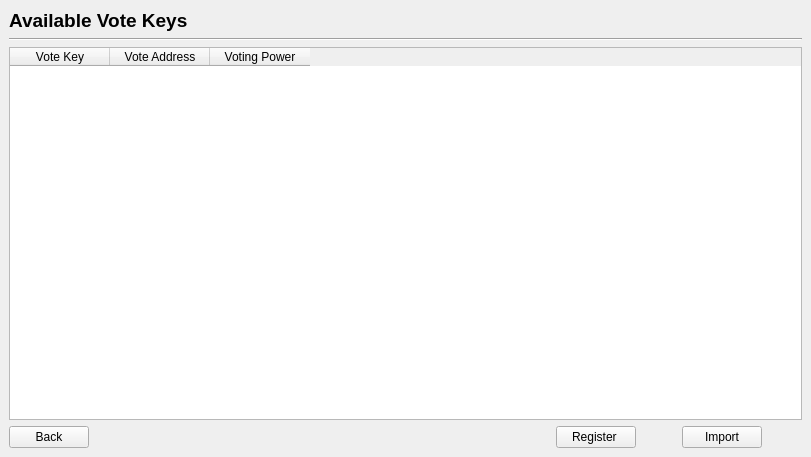
Above: src/qt/forms/smartvoting.ui from SmartCash/Core-Smart before the change. Below: the same form after it.
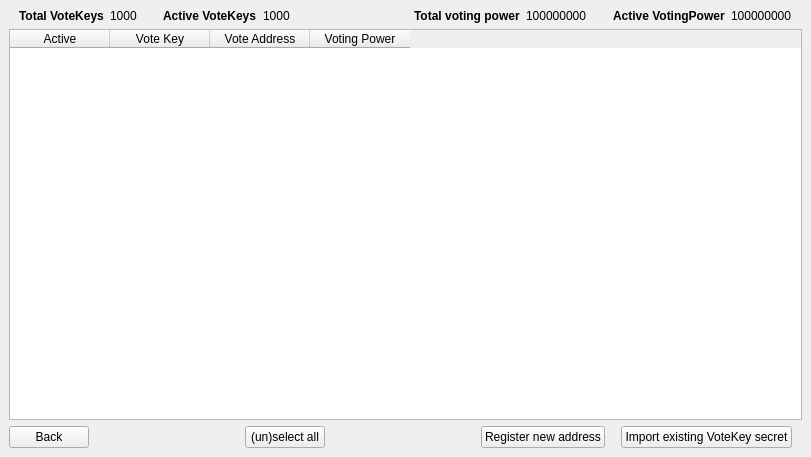
That is the form after the change. The open tabs and pages were chosen to show the change.

Commit message: ui: Finalized VoteKey management + some tweaks on the genral voting page

The edit to the form file:
```diff
--- a/src/qt/forms/smartvoting.ui
+++ b/src/qt/forms/smartvoting.ui
@@ -365,28 +365,251 @@
      <widget class="QWidget" name="voteKeysPage">
       <layout class="QVBoxLayout" name="verticalLayout_4">
        <item>
-        <widget class="QLabel" name="label_2">
-         <property name="font">
-          <font>
-           <pointsize>14</pointsize>
-           <weight>75</weight>
-           <bold>true</bold>
-          </font>
+        <widget class="QWidget" name="widget" native="true">
+         <property name="sizePolicy">
+          <sizepolicy hsizetype="Preferred" vsizetype="Minimum">
+           <horstretch>0</horstretch>
+           <verstretch>0</verstretch>
+          </sizepolicy>
          </property>
-         <property name="text">
-          <string>Available Vote Keys</string>
+         <property name="minimumSize">
+          <size>
+           <width>0</width>
+           <height>0</height>
+          </size>
          </property>
-        </widget>
-       </item>
-       <item>
-        <widget class="Line" name="line_2">
-         <property name="orientation">
-          <enum>Qt::Horizontal</enum>
-         </property>
+         <layout class="QVBoxLayout" name="verticalLayout_9">
+          <property name="leftMargin">
+           <number>0</number>
+          </property>
+          <property name="topMargin">
+           <number>0</number>
+          </property>
+          <property name="rightMargin">
+           <number>0</number>
+          </property>
+          <property name="bottomMargin">
+           <number>0</number>
+          </property>
+          <item>
+           <layout class="QHBoxLayout" name="horizontalLayout_8">
+            <item>
+             <spacer name="horizontalSpacer_16">
+              <property name="orientation">
+               <enum>Qt::Horizontal</enum>
+              </property>
+              <property name="sizeType">
+               <enum>QSizePolicy::Maximum</enum>
+              </property>
+              <property name="sizeHint" stdset="0">
+               <size>
+                <width>10</width>
+                <height>10</height>
+               </size>
+              </property>
+             </spacer>
+            </item>
+            <item>
+             <widget class="QLabel" name="label">
+              <property name="sizePolicy">
+               <sizepolicy hsizetype="Preferred" vsizetype="Maximum">
+                <horstretch>0</horstretch>
+                <verstretch>0</verstretch>
+               </sizepolicy>
+              </property>
+              <property name="font">
+               <font>
+                <weight>75</weight>
+                <bold>true</bold>
+               </font>
+              </property>
+              <property name="text">
+               <string>Total VoteKeys</string>
+              </property>
+             </widget>
+            </item>
+            <item>
+             <widget class="QLabel" name="labelVoteKeyCount">
+              <property name="sizePolicy">
+               <sizepolicy hsizetype="Preferred" vsizetype="Maximum">
+                <horstretch>0</horstretch>
+                <verstretch>0</verstretch>
+               </sizepolicy>
+              </property>
+              <property name="text">
+               <string>1000</string>
+              </property>
+             </widget>
+            </item>
+            <item>
+             <spacer name="horizontalSpacer_7">
+              <property name="orientation">
+               <enum>Qt::Horizontal</enum>
+              </property>
+              <property name="sizeType">
+               <enum>QSizePolicy::Maximum</enum>
+              </property>
+              <property name="sizeHint" stdset="0">
+               <size>
+                <width>20</width>
+                <height>10</height>
+               </size>
+              </property>
+             </spacer>
+            </item>
+            <item>
+             <widget class="QLabel" name="label_5">
+              <property name="sizePolicy">
+               <sizepolicy hsizetype="Preferred" vsizetype="Maximum">
+                <horstretch>0</horstretch>
+                <verstretch>0</verstretch>
+               </sizepolicy>
+              </property>
+              <property name="font">
+               <font>
+                <weight>75</weight>
+                <bold>true</bold>
+               </font>
+              </property>
+              <property name="text">
+               <string>Active VoteKeys</string>
+              </property>
+             </widget>
+            </item>
+            <item>
+             <widget class="QLabel" name="labelActiveVoteKeyCount">
+              <property name="sizePolicy">
+               <sizepolicy hsizetype="Preferred" vsizetype="Maximum">
+                <horstretch>0</horstretch>
+                <verstretch>0</verstretch>
+               </sizepolicy>
+              </property>
+              <property name="text">
+               <string>1000</string>
+              </property>
+             </widget>
+            </item>
+            <item>
+             <spacer name="horizontalSpacer_10">
+              <property name="orientation">
+               <enum>Qt::Horizontal</enum>
+              </property>
+              <property name="sizeHint" stdset="0">
+               <size>
+                <width>30</width>
+                <height>10</height>
+               </size>
+              </property>
+             </spacer>
+            </item>
+            <item>
+             <widget class="QLabel" name="label_3">
+              <property name="sizePolicy">
+               <sizepolicy hsizetype="Preferred" vsizetype="Maximum">
+                <horstretch>0</horstretch>
+                <verstretch>0</verstretch>
+               </sizepolicy>
+              </property>
+              <property name="font">
+               <font>
+                <weight>75</weight>
+                <bold>true</bold>
+               </font>
+              </property>
+              <property name="text">
+               <string>Total voting power</string>
+              </property>
+             </widget>
+            </item>
+            <item>
+             <widget class="QLabel" name="labelTotalPower">
+              <property name="sizePolicy">
+               <sizepolicy hsizetype="Preferred" vsizetype="Maximum">
+                <horstretch>0</horstretch>
+                <verstretch>0</verstretch>
+               </sizepolicy>
+              </property>
+              <property name="text">
+               <string>100000000</string>
+              </property>
+             </widget>
+            </item>
+            <item>
+             <spacer name="horizontalSpacer_11">
+              <property name="orientation">
+               <enum>Qt::Horizontal</enum>
+              </property>
+              <property name="sizeType">
+               <enum>QSizePolicy::Maximum</enum>
+              </property>
+              <property name="sizeHint" stdset="0">
+               <size>
+                <width>20</width>
+                <height>10</height>
+               </size>
+              </property>
+             </spacer>
+            </item>
+            <item>
+             <widget class="QLabel" name="label_6">
+              <property name="sizePolicy">
+               <sizepolicy hsizetype="Preferred" vsizetype="Maximum">
+                <horstretch>0</horstretch>
+                <verstretch>0</verstretch>
+               </sizepolicy>
+              </property>
+              <property name="font">
+               <font>
+                <weight>75</weight>
+                <bold>true</bold>
+               </font>
+              </property>
+              <property name="text">
+               <string>Active VotingPower</string>
+              </property>
+             </widget>
+            </item>
+            <item>
+             <widget class="QLabel" name="labelActivePower">
+              <property name="sizePolicy">
+               <sizepolicy hsizetype="Preferred" vsizetype="Maximum">
+                <horstretch>0</horstretch>
+                <verstretch>0</verstretch>
+               </sizepolicy>
+              </property>
+              <property name="text">
+               <string>100000000</string>
+              </property>
+             </widget>
+            </item>
+            <item>
+             <spacer name="horizontalSpacer_17">
+              <property name="orientation">
+               <enum>Qt::Horizontal</enum>
+              </property>
+              <property name="sizeType">
+               <enum>QSizePolicy::Maximum</enum>
+              </property>
+              <property name="sizeHint" stdset="0">
+               <size>
+                <width>10</width>
+                <height>10</height>
+               </size>
+              </property>
+             </spacer>
+            </item>
+           </layout>
+          </item>
+         </layout>
         </widget>
        </item>
        <item>
         <widget class="QTableWidget" name="voteKeysTable">
+         <column>
+          <property name="text">
+           <string>Active</string>
+          </property>
+         </column>
          <column>
           <property name="text">
            <string>Vote Key</string>
@@ -426,10 +649,30 @@
            </property>
           </spacer>
          </item>
+         <item>
+          <widget class="QPushButton" name="changeAllButton">
+           <property name="text">
+            <string>(un)select all</string>
+           </property>
+          </widget>
+         </item>
+         <item>
+          <spacer name="horizontalSpacer_18">
+           <property name="orientation">
+            <enum>Qt::Horizontal</enum>
+           </property>
+           <property name="sizeHint" stdset="0">
+            <size>
+             <width>40</width>
+             <height>20</height>
+            </size>
+           </property>
+          </spacer>
+         </item>
          <item>
           <widget class="QPushButton" name="registerVoteKeyButton">
            <property name="text">
-            <string>Register </string>
+            <string>Register new address</string>
            </property>
           </widget>
          </item>
@@ -443,7 +686,7 @@
            </property>
            <property name="sizeHint" stdset="0">
             <size>
-             <width>40</width>
+             <width>10</width>
              <height>20</height>
             </size>
            </property>
@@ -452,7 +695,7 @@
          <item>
           <widget class="QPushButton" name="importVoteKeyButton">
            <property name="text">
-            <string>Import</string>
+            <string>Import existing VoteKey secret</string>
            </property>
           </widget>
          </item>
@@ -466,7 +709,7 @@
            </property>
            <property name="sizeHint" stdset="0">
             <size>
-             <width>40</width>
+             <width>10</width>
              <height>20</height>
             </size>
            </property>
```
Left out of the diff: 191 changed lines with no effect on the pictures. The commit also changes 11 other files.
